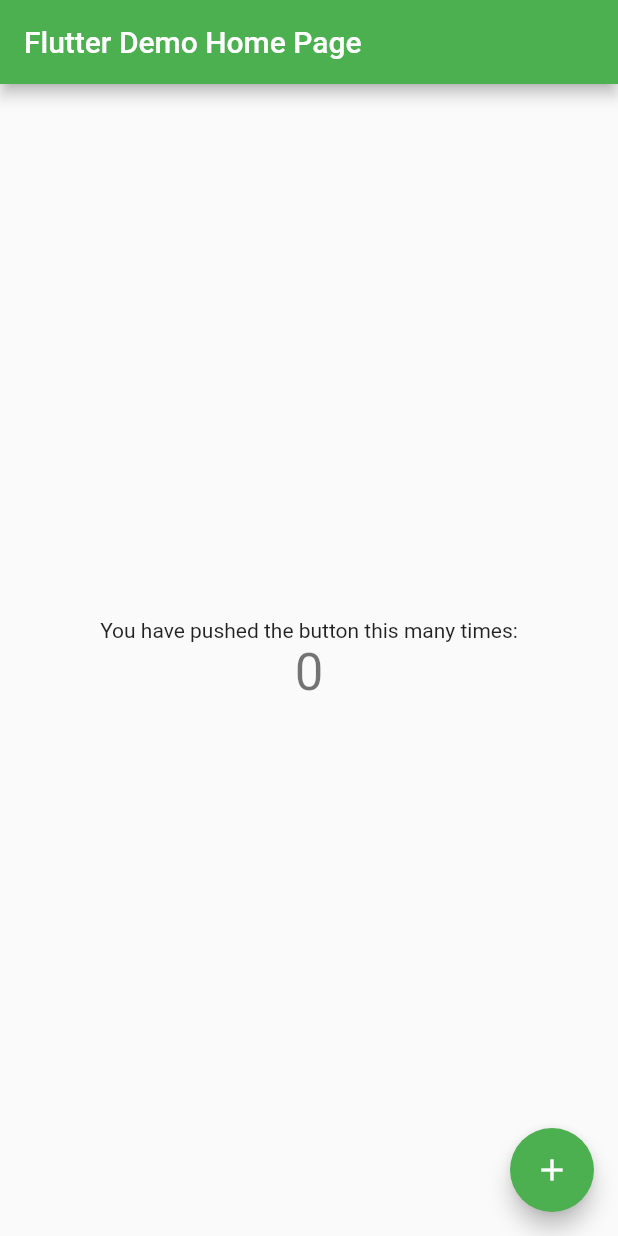
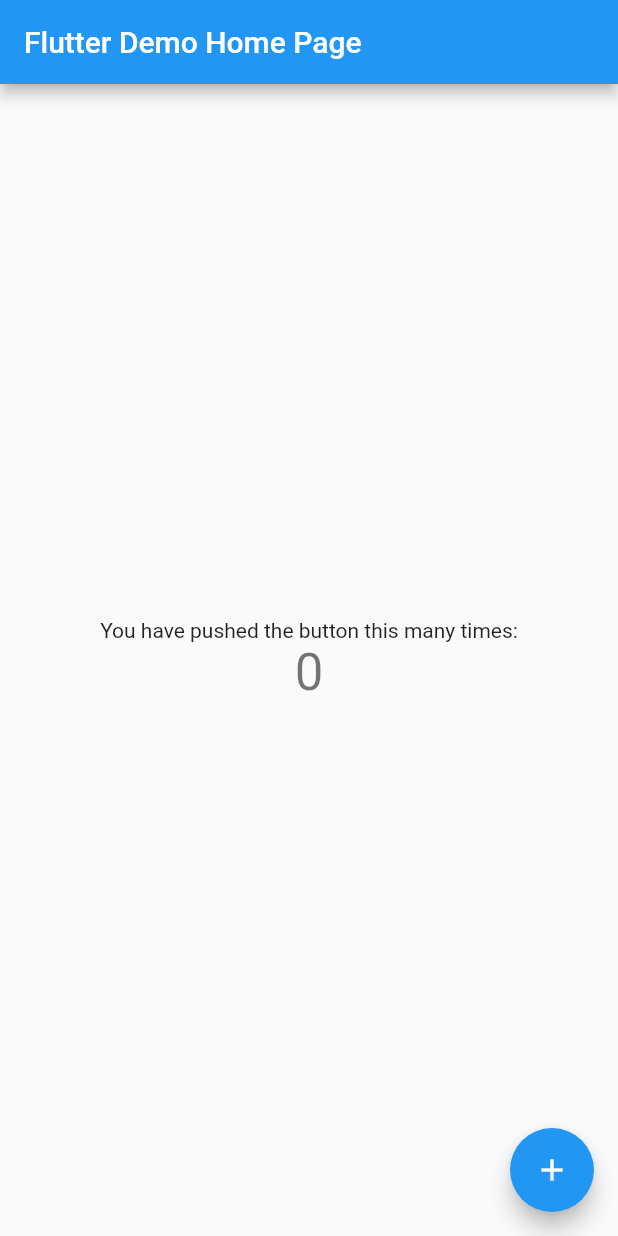
Before and after one commit to Harry-OBrien/Mint_Crispr, a Flutter app: the screen it shows after launch, on a phone screen of 412 x 824 dp. Run offline on Flutter 3.47's test engine with Material 2 defaults, Android fonts, the phone set to English and light mode, and no system bars.

Commit message:
fix build issues

```diff
--- a/lib/main.dart
+++ b/lib/main.dart
@@ -11,8 +11,16 @@ class MyApp extends StatelessWidget {
     return MaterialApp(
       title: 'Flutter Demo',
       theme: ThemeData(
-        // Theme of the application.
-        primarySwatch: Colors.green,
+        // This is the theme of your application.
+        //
+        // Try running your application with "flutter run". You'll see the
+        // application has a blue toolbar. Then, without quitting the app, try
+        // changing the primarySwatch below to Colors.green and then invoke
+        // "hot reload" (press "r" in the console where you ran "flutter run",
+        // or simply save your changes to "hot reload" in a Flutter IDE).
+        // Notice that the counter didn't reset back to zero; the application
+        // is not restarted.
+        primarySwatch: Colors.blue,
       ),
       home: MyHomePage(title: 'Flutter Demo Home Page'),
     );
```
Also changed, not shown: 120 other files.
